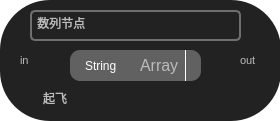
Qt form NodeShow/GraphicsNode/GraphicsDataArrayNode.ui (duanzhaol/ChartScript) before a commit.
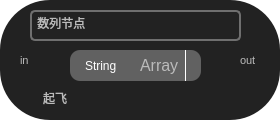
The same form after that commit. Icons and pictures are not drawn. Custom widgets are drawn as their Qt base class.

```diff
--- a/NodeShow/GraphicsNode/GraphicsDataArrayNode.ui
+++ b/NodeShow/GraphicsNode/GraphicsDataArrayNode.ui
@@ -7,16 +7,28 @@
     <x>0</x>
     <y>0</y>
     <width>280</width>
-    <height>121</height>
+    <height>120</height>
    </rect>
   </property>
+  <property name="minimumSize">
+   <size>
+    <width>280</width>
+    <height>120</height>
+   </size>
+  </property>
+  <property name="maximumSize">
+   <size>
+    <width>280</width>
+    <height>120</height>
+   </size>
+  </property>
   <property name="windowTitle">
    <string>Form</string>
   </property>
   <property name="styleSheet">
    <string notr="true">
 
-background: rgba(255, 255, 255, 0);
+background: rgba(73, 255, 109,0);
     color: #BBBBBB;
     font-family: &quot;Segoe UI&quot;;</string>
   </property>
@@ -125,10 +137,22 @@
     <rect>
      <x>0</x>
      <y>0</y>
-     <width>281</width>
-     <height>121</height>
+     <width>280</width>
+     <height>120</height>
     </rect>
    </property>
+   <property name="minimumSize">
+    <size>
+     <width>280</width>
+     <height>120</height>
+    </size>
+   </property>
+   <property name="maximumSize">
+    <size>
+     <width>10000</width>
+     <height>10000</height>
+    </size>
+   </property>
    <property name="styleSheet">
     <string notr="true">
 
```
